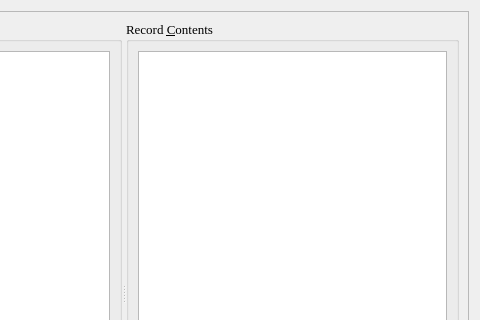
textbrowser/biblioteq, file z3950results.ui: the form before one commit; both pictures show x 233 to 713 and y 0 to 320 of the 713 by 615 pixel window.
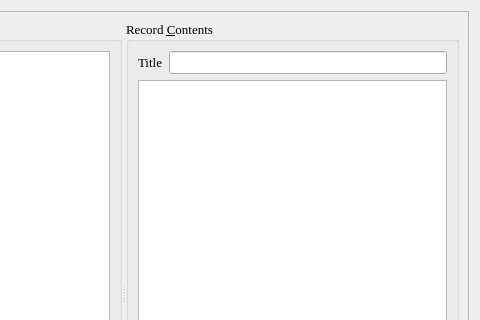
The form after the commit. Icons and pictures are not drawn.

Commit message: Display title.

```diff
--- a/z3950results.ui
+++ b/z3950results.ui
@@ -75,6 +75,26 @@
           <string>Record &amp;Contents</string>
          </property>
          <layout class="QVBoxLayout">
+          <item>
+           <layout class="QHBoxLayout" name="horizontalLayout">
+            <item>
+             <widget class="QLabel" name="label">
+              <property name="font">
+               <font>
+                <family>Times</family>
+                <pointsize>10</pointsize>
+               </font>
+              </property>
+              <property name="text">
+               <string>Title</string>
+              </property>
+             </widget>
+            </item>
+            <item>
+             <widget class="QLineEdit" name="title"/>
+            </item>
+           </layout>
+          </item>
           <item>
            <widget class="QTextEdit" name="textarea">
             <property name="readOnly">
```
Left out of the diff: 1 changed line with no effect on the pictures. The commit also changes 1 other file.
